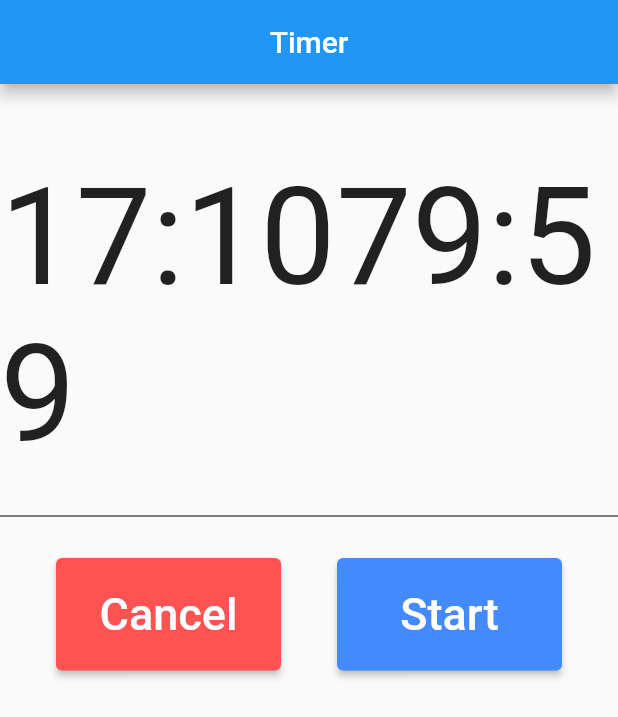
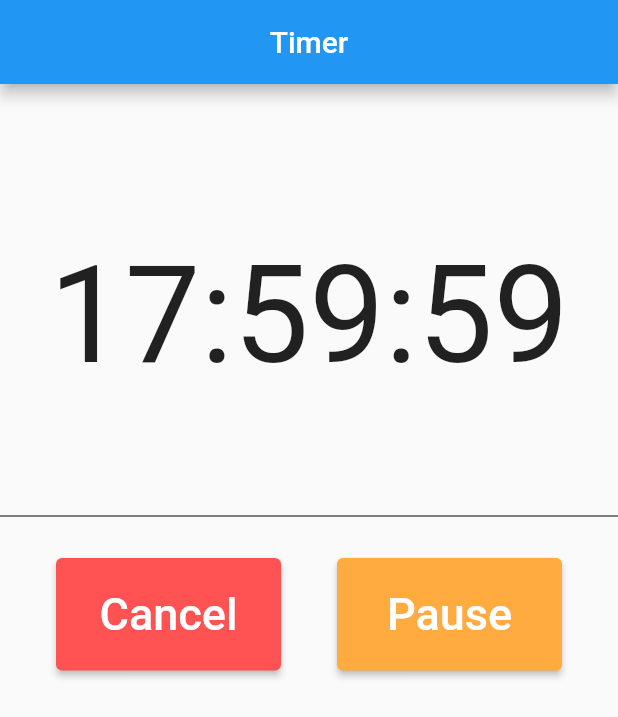
Before and after one commit to MEnesDurmus/timer-app, a Flutter app: the screen it shows after launch, scrolled down 576 dp, after a tap on "Start", on a phone screen of 412 x 824 dp. Shown: the top 717 px of the screen. Run offline on Flutter 3.47's test engine with Material 2 defaults, Android fonts, the phone set to English and light mode, and no system bars; our stand-ins replace flutter_redux, redux.

Commit message:
Final Commit

```diff
--- a/lib/extensions.dart
+++ /dev/null
@@ -1,21 +0,0 @@
-extension DurationParsing on Duration {
-  String durationToString() {
-    int inSeconds = this.inSeconds;
-    String hours = (inSeconds / 3600).floor().to2Digits();
-    String minutes = (inSeconds / 60).floor().to2Digits();
-    String seconds = (inSeconds % 60).to2Digits();
-    if (inSeconds >= 3600)
-      return "$hours:$minutes:$seconds";
-    else
-      return "$minutes:$seconds";
-  }
-}
-
-extension IntParsing on int {
-  String to2Digits() {
-    if (this > 9)
-      return this.toString();
-    else
-      return "0$this";
-  }
-}
--- a/lib/main.dart
+++ b/lib/main.dart
@@ -2,12 +2,13 @@ import 'package:flutter/material.dart';
 import 'package:flutter_redux/flutter_redux.dart';
 import 'package:redux/redux.dart';
 import 'package:timer_app/redux/app_state.dart';
+import 'package:timer_app/redux/middleware.dart';
 import 'package:timer_app/redux/reducers.dart';
 import 'package:timer_app/timer_page.dart';
 
 void main() {
-  final store =
-      Store<AppState>(appReducer, initialState: AppState.initialState());
+  final store = Store<AppState>(appReducer,
+      initialState: AppState.initialState(), middleware: [AppMiddleware()]);
   runApp(MyApp(
     store: store,
   ));
--- /dev/null
+++ b/lib/methods.dart
@@ -0,0 +1,43 @@
+import 'dart:async';
+
+import 'package:redux/redux.dart';
+import 'package:timer_app/redux/actions.dart';
+import 'package:timer_app/redux/app_state.dart';
+
+// extension DurationParsing on Duration {
+//   String durationToString() {
+//     int inSeconds = this.inSeconds;
+//     String hours = (inSeconds / 3600).floor().to2Digits();
+//     String minutes = (inSeconds / 60).floor().to2Digits();
+//     String seconds = (inSeconds % 60).to2Digits();
+//     if (inSeconds >= 3600)
+//       return "$hours:$minutes:$seconds";
+//     else
+//       return "$minutes:$seconds";
+//   }
+// }
+
+// extension IntParsing on int {
+//   String to2Digits() {
+//     if (this > 9)
+//       return this.toString();
+//     else
+//       return "0$this";
+//   }
+// }
+
+Timer startTimer(Store<AppState> store) {
+  const oneSec = const Duration(seconds: 1);
+  return Timer.periodic(
+    oneSec,
+    (Timer timer) {
+      if (store.state.timeLeft.inSeconds == 0) {
+        timer.cancel();
+        store.dispatch(StopTimerAction());
+      } else {
+        store.dispatch(TimerCountdownAction(
+            Duration(seconds: store.state.timeLeft.inSeconds - 1)));
+      }
+    },
+  );
+}
--- a/lib/redux/actions.dart
+++ b/lib/redux/actions.dart
@@ -13,13 +13,26 @@ class TimerCountdownAction extends Action {
 }
 
 class StartTimerAction extends Action {
+  final Duration initialTimer;
   final MyFunction cancelFunction;
   final Timer timer;
-  StartTimerAction(this.cancelFunction, this.timer);
+  StartTimerAction(this.initialTimer, this.cancelFunction, this.timer);
 }
 
 class StopTimerAction extends Action {
   StopTimerAction();
 }
 
+class PauseTimerAction extends Action {}
+
+class ResumeTimerAction extends Action {
+  final Timer timer;
+
+  ResumeTimerAction(this.timer);
+}
+
+class PauseTimerActionCleaned extends Action {}
+
+class ResumeTimerActionCleaned extends Action {}
+
 typedef void MyFunction();
--- a/lib/redux/app_state.dart
+++ b/lib/redux/app_state.dart
@@ -5,11 +5,14 @@ class AppState {
   final Function()? cancelFunction;
   final Duration timeLeft;
   final Timer? timer;
-  AppState(
-      {required this.initialtimer,
-      this.cancelFunction,
-      this.timeLeft = const Duration(),
-      this.timer});
+  final bool isPaused;
+  AppState({
+    required this.initialtimer,
+    this.cancelFunction,
+    this.timeLeft = const Duration(),
+    this.timer,
+    this.isPaused = false,
+  });
 
   bool get isStarted {
     return cancelFunction != null;
@@ -18,7 +21,7 @@ class AppState {
   String get timeLeftinString {
     int inSeconds = timeLeft.inSeconds;
     String hours = (inSeconds / 3600).floor().to2Digits();
-    String minutes = (inSeconds / 60).floor().to2Digits();
+    String minutes = ((inSeconds % 3600) / 60).floor().to2Digits();
     String seconds = (inSeconds % 60).to2Digits();
     if (inSeconds >= 3600)
       return "$hours:$minutes:$seconds";
@@ -26,11 +29,29 @@ class AppState {
       return "$minutes:$seconds";
   }
 
+  factory AppState.fromState(
+    AppState state, {
+    Duration? initialtimer,
+    Function()? cancelFunction,
+    Duration? timeLeft,
+    Timer? timer,
+    bool? isPaused,
+  }) {
+    return AppState(
+      initialtimer: initialtimer ?? state.initialtimer,
+      cancelFunction: cancelFunction ?? state.cancelFunction,
+      timeLeft: timeLeft ?? state.timeLeft,
+      timer: timer ?? state.timer,
+      isPaused: isPaused ?? state.isPaused,
+    );
+  }
+
   AppState.initialState()
       : initialtimer = Duration(),
         cancelFunction = null,
         timeLeft = Duration(),
-        timer = null;
+        timer = null,
+        isPaused = false;
 }
 
 extension IntParsing on int {
--- /dev/null
+++ b/lib/redux/middleware.dart
@@ -0,0 +1,18 @@
+import 'package:timer_app/methods.dart';
+import 'package:timer_app/redux/actions.dart';
+import 'package:timer_app/redux/app_state.dart';
+import 'package:redux/redux.dart';
+
+class AppMiddleware implements MiddlewareClass<AppState> {
+  @override
+  call(Store<AppState> store, action, NextDispatcher next) {
+    if (action is PauseTimerAction) {
+      store.state.timer?.cancel();
+      store.dispatch(PauseTimerActionCleaned());
+    }
+    // if (action is ResumeTimerAction) {
+    //   store.dispatch(ResumeTimerActionCleaned(startTimer(store)));
+    // }
+    next(action);
+  }
+}
--- a/lib/redux/reducers.dart
+++ b/lib/redux/reducers.dart
@@ -6,9 +6,10 @@ AppState appReducer(AppState state, dynamic action) {
     return AppState(initialtimer: action.changedtimer);
   if (action is StartTimerAction) {
     return AppState(
-      initialtimer: state.initialtimer,
+      initialtimer: action.initialTimer,
       cancelFunction: action.cancelFunction,
-      timeLeft: state.initialtimer,
+      timeLeft: action.initialTimer,
+      timer: action.timer,
     );
   }
   if (action is StopTimerAction) {
@@ -19,10 +20,17 @@ AppState appReducer(AppState state, dynamic action) {
     );
   }
   if (action is TimerCountdownAction) {
-    return AppState(
-        initialtimer: state.initialtimer,
-        timeLeft: action.timeLeft,
-        cancelFunction: state.cancelFunction);
+    return AppState.fromState(state, timeLeft: action.timeLeft);
+  }
+  if (action is PauseTimerActionCleaned) {
+    return AppState.fromState(state, isPaused: !state.isPaused);
+  }
+  if (action is ResumeTimerAction) {
+    return AppState.fromState(
+      state,
+      isPaused: !state.isPaused,
+      timer: action.timer,
+    );
   }
   return state;
 }
--- a/lib/timer_page.dart
+++ b/lib/timer_page.dart
@@ -1,28 +1,19 @@
-import 'dart:async';
-
 import 'package:flutter/cupertino.dart';
 import 'package:flutter/material.dart';
 import 'package:flutter_redux/flutter_redux.dart';
-import 'package:redux/redux.dart';
 import 'package:timer_app/custom_button.dart';
+import 'package:timer_app/methods.dart';
 import 'package:timer_app/redux/actions.dart';
 import 'package:timer_app/redux/app_state.dart';
 
 class TimerPage extends StatelessWidget {
-  Timer startTimer(Store<AppState> store) {
-    const oneSec = const Duration(seconds: 1);
-    return Timer.periodic(
-      oneSec,
-      (Timer timer) {
-        if (store.state.timeLeft.inSeconds == 0) {
-          timer.cancel();
-          store.dispatch(StopTimerAction());
-        } else {
-          store.dispatch(TimerCountdownAction(
-              Duration(seconds: store.state.timeLeft.inSeconds - 1)));
-        }
-      },
-    );
+  Color getColor(AppState state) {
+    if (!state.isStarted)
+      return Colors.blueAccent;
+    else if (!state.isPaused)
+      return Colors.orangeAccent;
+    else
+      return Colors.blueAccent;
   }
 
   @override
@@ -49,8 +40,7 @@ class TimerPage extends StatelessWidget {
                         secondInterval: 1,
                         initialTimerDuration: state.initialtimer,
                         onTimerDurationChanged: (Duration changedtimer) {
-                          StoreProvider.of<AppState>(context)
-                              .dispatch(TimerChangedAction(changedtimer));
+                          InitialTimer.time = changedtimer;
                         },
                       ),
               ),
@@ -66,13 +56,26 @@ class TimerPage extends StatelessWidget {
                       onPressed: state.cancelFunction,
                     ),
                     CustomButton(
-                      text: 'Start',
-                      color: Colors.blueAccent,
+                      text: (() {
+                        if (!state.isStarted)
+                          return 'Start';
+                        else if (!state.isPaused)
+                          return 'Pause';
+                        else
+                          return 'Resume';
+                      }()),
+                      color: getColor(state),
                       onPressed: () {
-                        if (state.initialtimer.inMinutes == 0) return;
-                        store.dispatch(StartTimerAction(() {
-                          store.dispatch(StopTimerAction());
-                        }, startTimer(store)));
+                        if (!state.isStarted) {
+                          if (InitialTimer.time.inMinutes == 0) return;
+                          store
+                              .dispatch(StartTimerAction(InitialTimer.time, () {
+                            store.dispatch(StopTimerAction());
+                          }, startTimer(store)));
+                        } else if (!state.isPaused)
+                          store.dispatch(PauseTimerAction());
+                        else
+                          store.dispatch(ResumeTimerAction(startTimer(store)));
                       },
                     )
                   ],
@@ -83,3 +86,7 @@ class TimerPage extends StatelessWidget {
         });
   }
 }
+
+class InitialTimer {
+  static Duration time = new Duration();
+}
```
